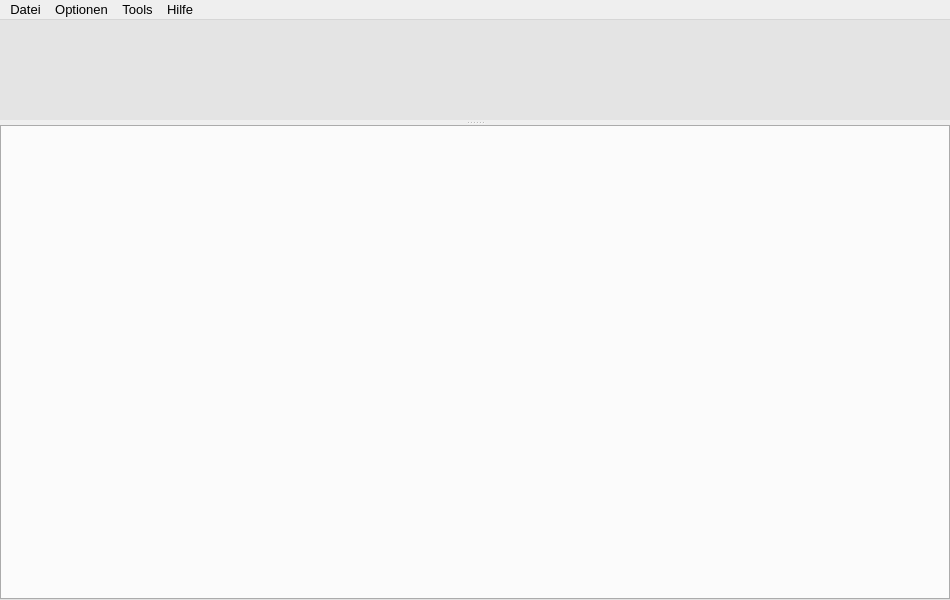
DoctorW00/SFDLSaugerPro, file sfdlsauger.ui: the form before one commit.
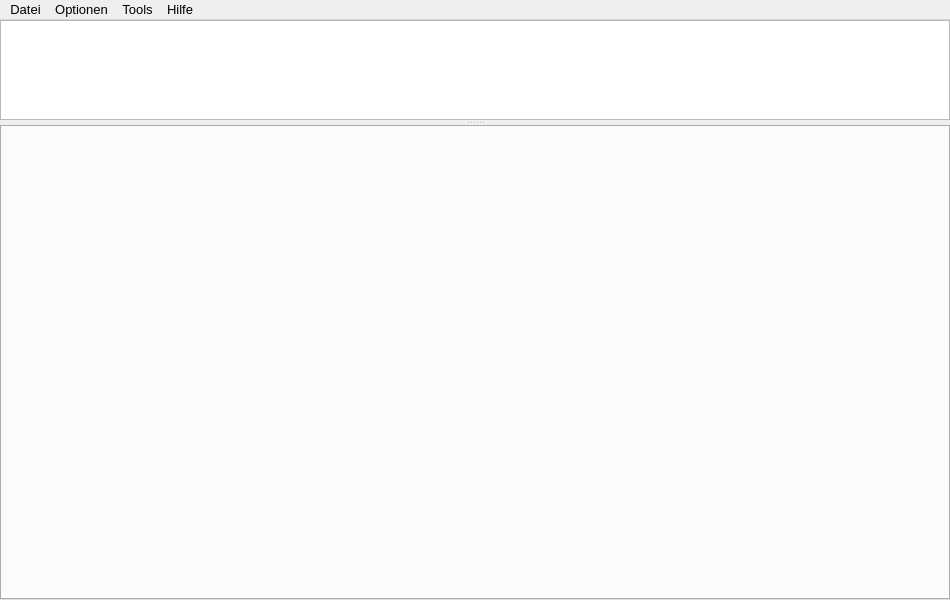
The form after the commit. Icons and pictures are not drawn.

What changed in the file:
```diff
--- a/sfdlsauger.ui
+++ b/sfdlsauger.ui
@@ -46,11 +46,6 @@
     </property>
     <item row="0" column="0">
      <widget class="QSplitter" name="splitter">
-      <property name="styleSheet">
-       <string notr="true">QSplitter::handle {
-	background: #FFFFFF url(:/gfx/splitter.png) center no-repeat;
-}</string>
-      </property>
       <property name="orientation">
        <enum>Qt::Orientation::Vertical</enum>
       </property>
@@ -108,10 +103,6 @@
        <property name="acceptDrops">
         <bool>false</bool>
        </property>
-       <property name="styleSheet">
-        <string notr="true">border: none;
-background: #e4e4e4;</string>
-       </property>
        <property name="frameShape">
         <enum>QFrame::Shape::Box</enum>
        </property>
```
Left out of the diff: 100 changed lines with no effect on the pictures.
